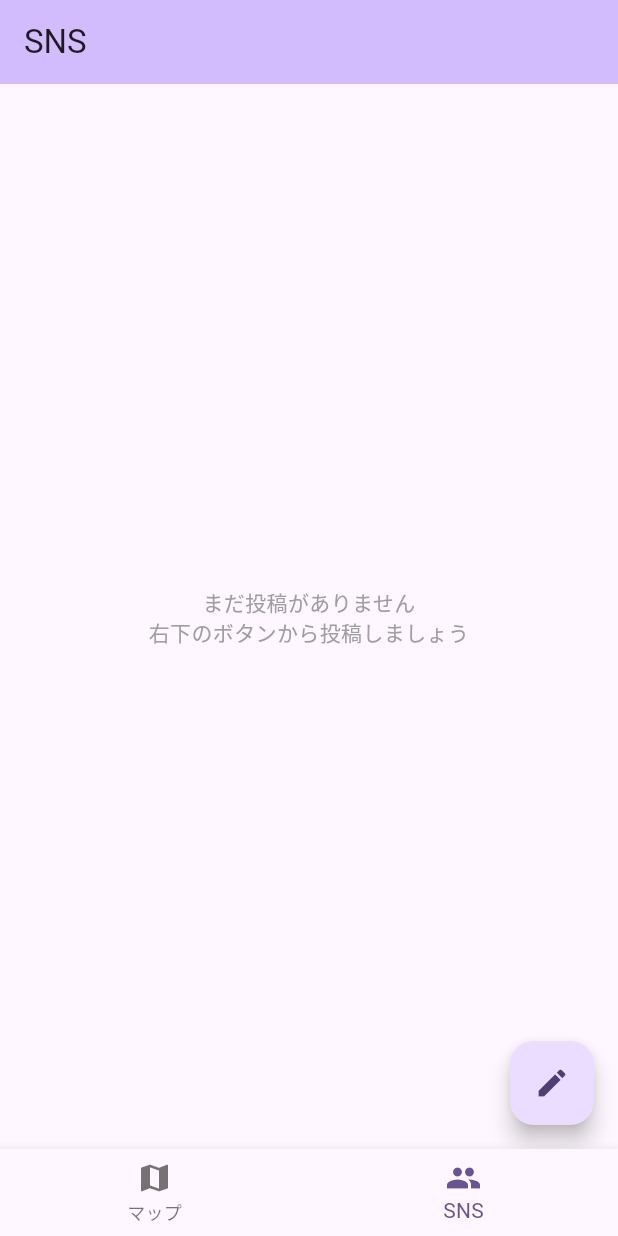
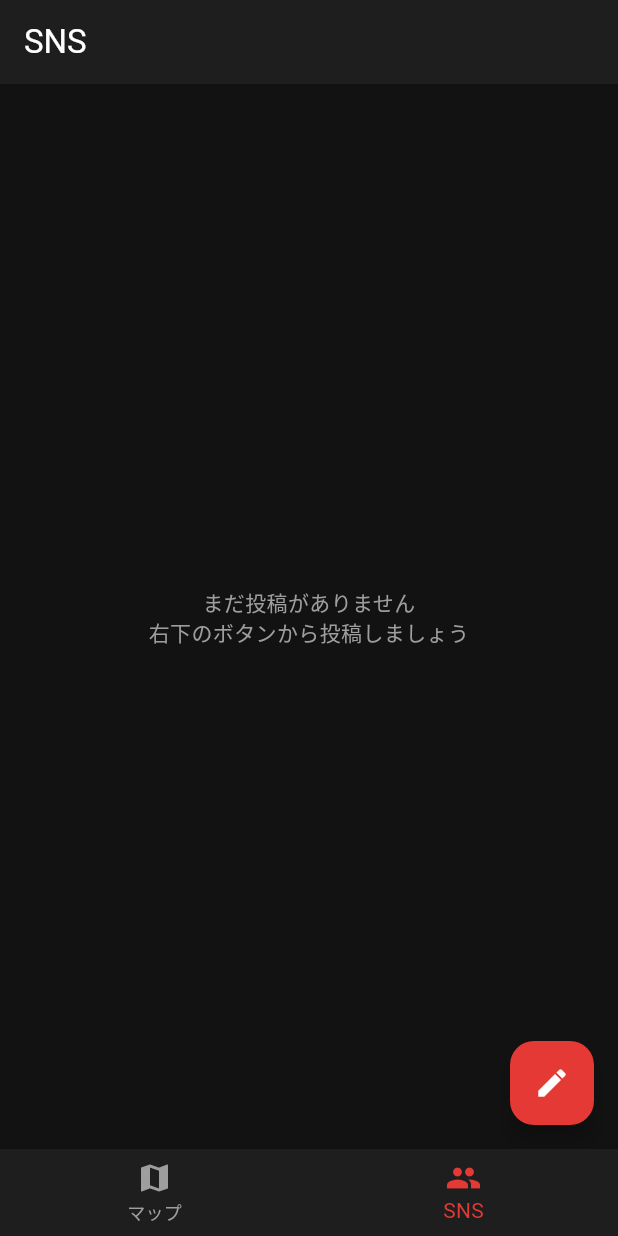
Before and after one commit to shushushu-san/A-Rakugaki, a Flutter app: the screen it shows after launch, item 2 of the bottom bar chosen, on a phone screen of 412 x 824 dp. Run offline on Flutter 3.47's test engine with Material 3 defaults, Android fonts, the phone set to English and light mode, and no system bars; our stand-ins replace geolocator, google_maps_flutter, image_picker; statements that could not run were skipped.

Commit message:
色味変更

```diff
--- a/mobile_app/lib/main.dart
+++ b/mobile_app/lib/main.dart
@@ -1,6 +1,7 @@
 import 'package:flutter/material.dart';
 
 import 'models/post.dart';
+import 'theme/app_colors.dart';
 import 'screens/map_screen.dart';
 import 'screens/sns_screen.dart';
 
@@ -16,7 +17,60 @@ class MyApp extends StatelessWidget {
     return MaterialApp(
       title: 'A-Rakugaki',
       theme: ThemeData(
-        colorScheme: ColorScheme.fromSeed(seedColor: Colors.deepPurple),
+        brightness: Brightness.dark,
+        colorScheme: const ColorScheme.dark(
+          primary: AppColors.primary,
+          onPrimary: AppColors.onPrimary,
+          secondary: AppColors.primary,
+          onSecondary: AppColors.onPrimary,
+          surface: AppColors.surface,
+          onSurface: AppColors.textPrimary,
+        ),
+        scaffoldBackgroundColor: AppColors.background,
+        appBarTheme: const AppBarTheme(
+          backgroundColor: AppColors.surface,
+          foregroundColor: AppColors.textPrimary,
+          elevation: 0,
+        ),
+        bottomNavigationBarTheme: const BottomNavigationBarThemeData(
+          backgroundColor: AppColors.surface,
+          selectedItemColor: AppColors.primary,
+          unselectedItemColor: AppColors.textSecondary,
+        ),
+        cardTheme: const CardThemeData(
+          color: AppColors.card,
+        ),
+        floatingActionButtonTheme: const FloatingActionButtonThemeData(
+          backgroundColor: AppColors.primary,
+          foregroundColor: AppColors.onPrimary,
+        ),
+        filledButtonTheme: FilledButtonThemeData(
+          style: FilledButton.styleFrom(
+            backgroundColor: AppColors.primary,
+            foregroundColor: AppColors.onPrimary,
+          ),
+        ),
+        outlinedButtonTheme: OutlinedButtonThemeData(
+          style: OutlinedButton.styleFrom(
+            foregroundColor: AppColors.textMuted,
+            side: const BorderSide(color: AppColors.textSecondary),
+          ),
+        ),
+        inputDecorationTheme: const InputDecorationTheme(
+          border: OutlineInputBorder(),
+          labelStyle: TextStyle(color: AppColors.textSecondary),
+          enabledBorder: OutlineInputBorder(
+            borderSide: BorderSide(color: AppColors.textSecondary),
+          ),
+          focusedBorder: OutlineInputBorder(
+            borderSide: BorderSide(color: AppColors.primary, width: 2),
+          ),
+        ),
+        textButtonTheme: TextButtonThemeData(
+          style: TextButton.styleFrom(
+            foregroundColor: AppColors.primary,
+          ),
+        ),
       ),
       home: const HomeScreen(),
     );
--- /dev/null
+++ b/mobile_app/lib/theme/app_colors.dart
@@ -0,0 +1,32 @@
+import 'package:flutter/material.dart';
+
+/// アプリ全体で使用するカラー定義
+abstract final class AppColors {
+  // --- ベースカラー ---
+  static const Color background    = Color(0xFF121212); // 最も暗い背景
+  static const Color surface       = Color(0xFF1E1E1E); // AppBar / BottomNav
+  static const Color card          = Color(0xFF2C2C2C); // カード背景
+  static const Color backgroundPure = Color(0xFF000000); // 純黒（Unityプレースホルダー等）
+
+  // --- テキスト ---
+  static const Color textPrimary   = Color(0xFFFFFFFF); // 白
+  static const Color textSecondary = Color(0xFF9E9E9E); // グレー（Colors.grey 相当）
+  static const Color textMuted     = Color(0xB3FFFFFF); // 白70%（控えめな白）
+  static const Color textDisabled  = Color(0x8AFFFFFF); // 白54%（無効状態テキスト・アイコン）
+
+  // --- アクセント（重要部分に使用）---
+  static const Color primary       = Color(0xFFE53935); // 赤
+  static const Color onPrimary     = Color(0xFFFFFFFF); // 赤の上に乗るテキスト・アイコン
+
+  // --- オーバーレイ ---
+  static const Color overlayDark   = Color(0x8A000000); // 黒54%（ガイドラベル・削除ボタン等）
+
+  // --- マップフキダシマーカー ---
+  static const Color bubbleFill    = Color(0xFFFFFFFF); // 吹き出し塗りつぶし
+  static const Color bubbleShadow  = Color(0x42000000); // 吹き出し影（黒26%）
+  static const Color bubbleInk     = Color(0xDD000000); // 吹き出しテキスト・枠線（黒87%）
+
+  // --- エラー・警告バナー ---
+  static const Color errorBanner   = Color(0xFF3E1212); // 暗い赤背景
+  static const Color errorIcon     = Color(0xFFE53935); // 赤アイコン
+}
```
Also changed, not shown: mobile_app/lib/screens/map_picker_screen.dart (+7 -6 lines), mobile_app/lib/screens/map_screen.dart (+11 -8 lines), mobile_app/lib/screens/post_detail_screen.dart (+4 -4 lines), mobile_app/lib/screens/sns_screen.dart (+7 -7 lines), mobile_app/lib/unity_view.dart (+4 -3 lines).
